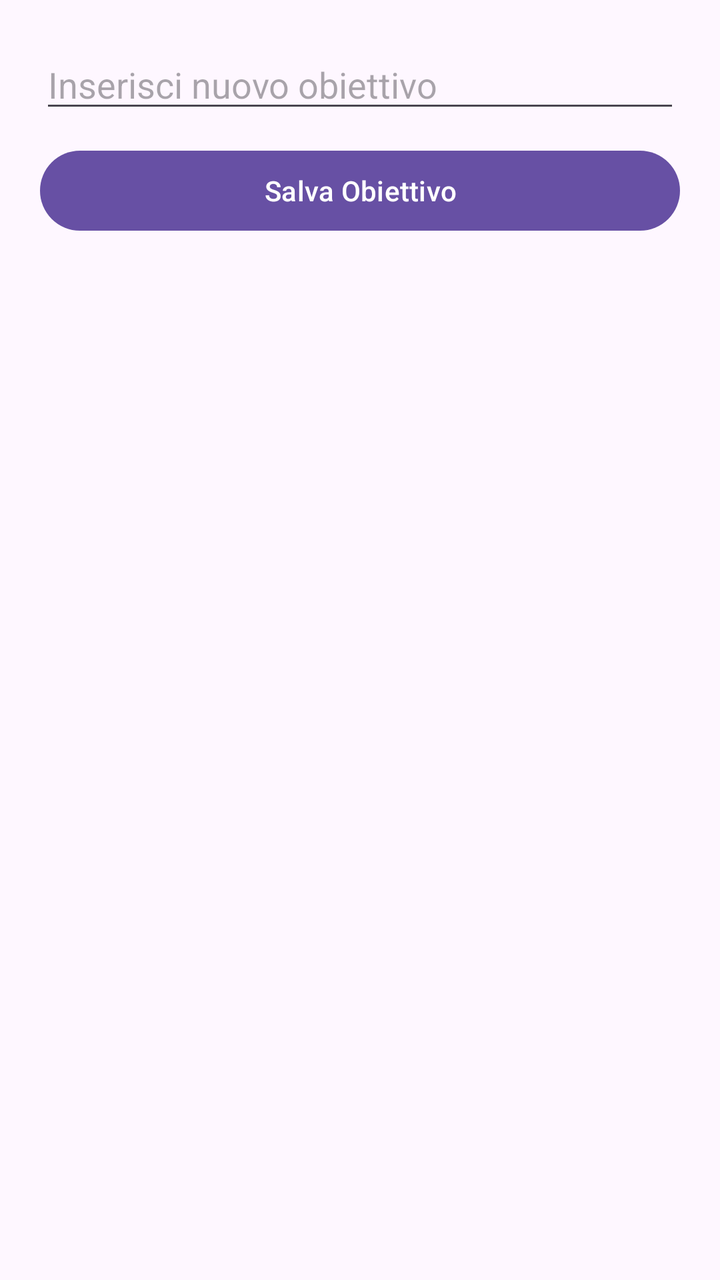
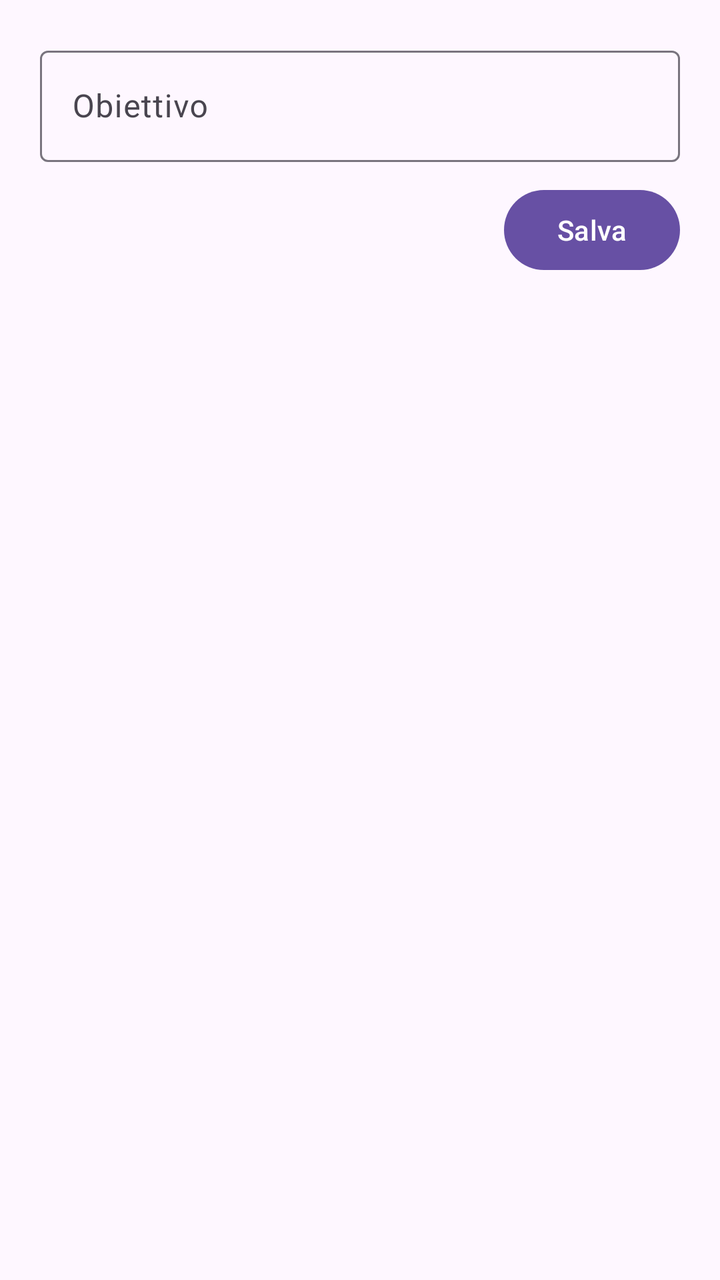

Compare the two renders of this Android layout. The source of the first and the diff that turns it into the second are given below.
<!-- AndroidManifest.xml: application theme Theme.YouCoach -->
<!-- res/layout/finestra_obiettivi.xml -->
<?xml version="1.0" encoding="utf-8"?>
<LinearLayout xmlns:android="http://schemas.android.com/apk/res/android"
    android:layout_width="match_parent"
    android:layout_height="wrap_content"
    android:orientation="vertical"
    android:padding="20dp">

    <EditText
        android:id="@+id/editTextObiettivo"
        android:layout_width="match_parent"
        android:layout_height="wrap_content"
        android:hint="Inserisci nuovo obiettivo" />

    <Button
        android:id="@+id/buttonSalvaObiettivo"
        android:layout_width="match_parent"
        android:layout_height="wrap_content"
        android:text="Salva Obiettivo"
        android:layout_marginTop="10dp"/>
</LinearLayout>
<!-- resources referenced by this layout -->
<resources>
  <style name="Theme.YouCoach" parent="Base.Theme.YouCoach" />
  <style name="Base.Theme.YouCoach" parent="Theme.Material3.DayNight.NoActionBar">
          
          
      </style>
</resources>

<!-- the commit's change to res/layout/finestra_obiettivi.xml (unified diff, before → after) -->
@@ -1,20 +1,37 @@
 <?xml version="1.0" encoding="utf-8"?>
-<LinearLayout xmlns:android="http://schemas.android.com/apk/res/android"
+<androidx.constraintlayout.widget.ConstraintLayout xmlns:android="http://schemas.android.com/apk/res/android"
+    xmlns:app="http://schemas.android.com/apk/res-auto"
+    xmlns:tools="http://schemas.android.com/tools"
     android:layout_width="match_parent"
     android:layout_height="wrap_content"
-    android:orientation="vertical"
     android:padding="20dp">
 
-    <EditText
-        android:id="@+id/editTextObiettivo"
-        android:layout_width="match_parent"
+    
+    <com.google.android.material.textfield.TextInputLayout
+        android:id="@+id/textInputLayoutObiettivo"
+        android:layout_width="0dp"
         android:layout_height="wrap_content"
-        android:hint="Inserisci nuovo obiettivo" />
+        app:layout_constraintTop_toTopOf="parent"
+        app:layout_constraintStart_toStartOf="parent"
+        app:layout_constraintEnd_toEndOf="parent"
+        android:hint="Obiettivo">
 
+        
+        <com.google.android.material.textfield.TextInputEditText
+            android:id="@+id/editTextObiettivo"
+            android:layout_width="match_parent"
+            android:layout_height="wrap_content"
+            android:inputType="text" />
+    </com.google.android.material.textfield.TextInputLayout>
+
+    
     <Button
         android:id="@+id/buttonSalvaObiettivo"
-        android:layout_width="match_parent"
+        android:layout_width="wrap_content"
         android:layout_height="wrap_content"
-        android:text="Salva Obiettivo"
-        android:layout_marginTop="10dp"/>
-</LinearLayout>
+        android:text="Salva"
+        app:layout_constraintTop_toBottomOf="@id/textInputLayoutObiettivo"
+        app:layout_constraintEnd_toEndOf="parent"
+        android:layout_marginTop="10dp" />
+
+</androidx.constraintlayout.widget.ConstraintLayout>
